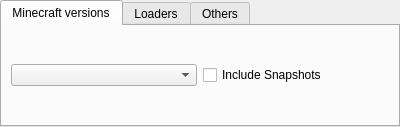
Before: the Qt Designer form launcher/ui/widgets/ModFilterWidget.ui in FreesmTeam/FreesmLauncher, drawn with Qt 5.
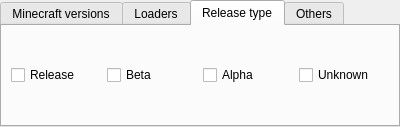
After: the same form once the commit is applied. Custom widgets are drawn as their Qt base class.

What changed in the file:
```diff
--- a/launcher/ui/widgets/ModFilterWidget.ui
+++ b/launcher/ui/widgets/ModFilterWidget.ui
@@ -17,7 +17,7 @@
    </sizepolicy>
   </property>
   <property name="currentIndex">
-   <number>0</number>
+   <number>2</number>
   </property>
   <widget class="QWidget" name="VersionPage">
    <attribute name="title">
@@ -101,7 +101,42 @@
     <item row="0" column="2">
      <widget class="QCheckBox" name="fabricCb">
       <property name="text">
-       <string>Fabric</string>
+       <string>LiteLoader</string>
+      </property>
+     </widget>
+    </item>
+   </layout>
+  </widget>
+  <widget class="QWidget" name="ReleasePage">
+   <attribute name="title">
+    <string>Release type</string>
+   </attribute>
+   <layout class="QHBoxLayout" name="horizontalLayout_3">
+    <item>
+     <widget class="QCheckBox" name="releaseCb">
+      <property name="text">
+       <string>Release</string>
+      </property>
+     </widget>
+    </item>
+    <item>
+     <widget class="QCheckBox" name="betaCb">
+      <property name="text">
+       <string>Beta</string>
+      </property>
+     </widget>
+    </item>
+    <item>
+     <widget class="QCheckBox" name="alphaCb">
+      <property name="text">
+       <string>Alpha</string>
+      </property>
+     </widget>
+    </item>
+    <item>
+     <widget class="QCheckBox" name="unknownCb">
+      <property name="text">
+       <string>Unknown</string>
       </property>
      </widget>
     </item>
```
Left out of the diff: 36 changed lines with no effect on the pictures.
